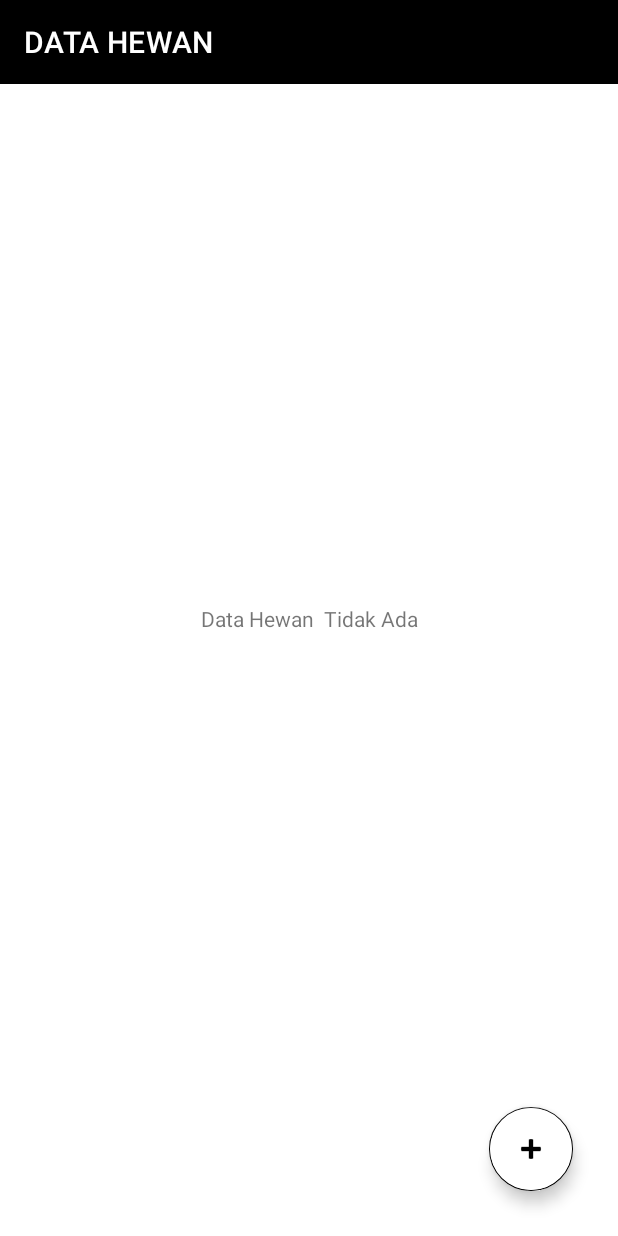
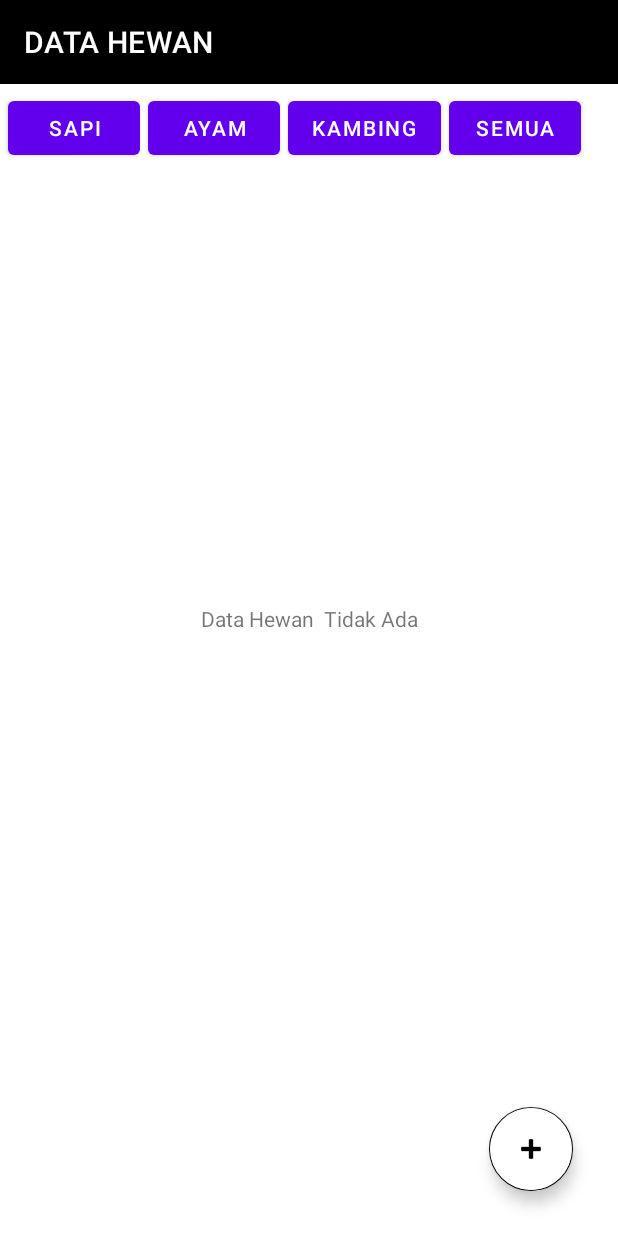
Before and after one commit to TugasVisualProgramming/Week2Polymorphism, an Android app: the screen it shows after launch (MainActivity), on a phone screen of 412 x 824 dp. Run offline under Robolectric (Android 15) with nearby library versions, the phone set to English and light mode, and no system bars.

Commit message:
menambahkan tombol filter pada xml

```diff
--- a/app/src/main/res/layout/activity_main.xml
+++ b/app/src/main/res/layout/activity_main.xml
@@ -19,14 +19,62 @@
         app:title="DATA HEWAN"
         app:titleTextColor="#FFFFFF" />
 
+    <androidx.cardview.widget.CardView
+        android:layout_width="match_parent"
+        android:layout_height="wrap_content"
+        app:layout_constraintEnd_toEndOf="parent"
+        app:layout_constraintStart_toStartOf="parent"
+        app:layout_constraintTop_toBottomOf="@+id/BackButTambahHewan" />
+
+    <Button
+        android:id="@+id/KambingFilterButton"
+        android:layout_width="wrap_content"
+        android:layout_height="wrap_content"
+        android:layout_marginStart="5dp"
+        android:layout_marginTop="5dp"
+        android:text="Kambing"
+        app:layout_constraintStart_toEndOf="@+id/AyamiFilterButton"
+        app:layout_constraintTop_toBottomOf="@+id/BackButTambahHewan" />
+
+    <Button
+        android:id="@+id/AyamiFilterButton"
+        android:layout_width="wrap_content"
+        android:layout_height="wrap_content"
+        android:layout_marginStart="5dp"
+        android:layout_marginTop="5dp"
+        android:text="Ayam"
+        app:layout_constraintStart_toEndOf="@+id/SapiFilterButton"
+        app:layout_constraintTop_toBottomOf="@+id/BackButTambahHewan" />
+
+    <Button
+        android:id="@+id/SapiFilterButton"
+        android:layout_width="wrap_content"
+        android:layout_height="wrap_content"
+        android:layout_marginStart="5dp"
+        android:layout_marginTop="5dp"
+        android:text="Sapi"
+        app:layout_constraintStart_toStartOf="parent"
+        app:layout_constraintTop_toBottomOf="@+id/BackButTambahHewan" />
+
+    <Button
+        android:id="@+id/SemuaFilterButton"
+        android:layout_width="wrap_content"
+        android:layout_height="wrap_content"
+        android:layout_marginStart="5dp"
+        android:layout_marginTop="5dp"
+        android:text="Semua"
+        app:layout_constraintStart_toEndOf="@+id/KambingFilterButton"
+        app:layout_constraintTop_toBottomOf="@+id/BackButTambahHewan" />
+
     <androidx.recyclerview.widget.RecyclerView
         android:id="@+id/listData_RV"
         android:layout_width="0dp"
         android:layout_height="0dp"
+        android:layout_marginTop="5dp"
         app:layout_constraintBottom_toBottomOf="parent"
         app:layout_constraintEnd_toEndOf="parent"
         app:layout_constraintStart_toStartOf="parent"
-        app:layout_constraintTop_toBottomOf="@+id/BackButTambahHewan" />
+        app:layout_constraintTop_toBottomOf="@+id/SapiFilterButton" />
 
     <com.google.android.material.floatingactionbutton.FloatingActionButton
         android:id="@+id/addData_FAB"
```
